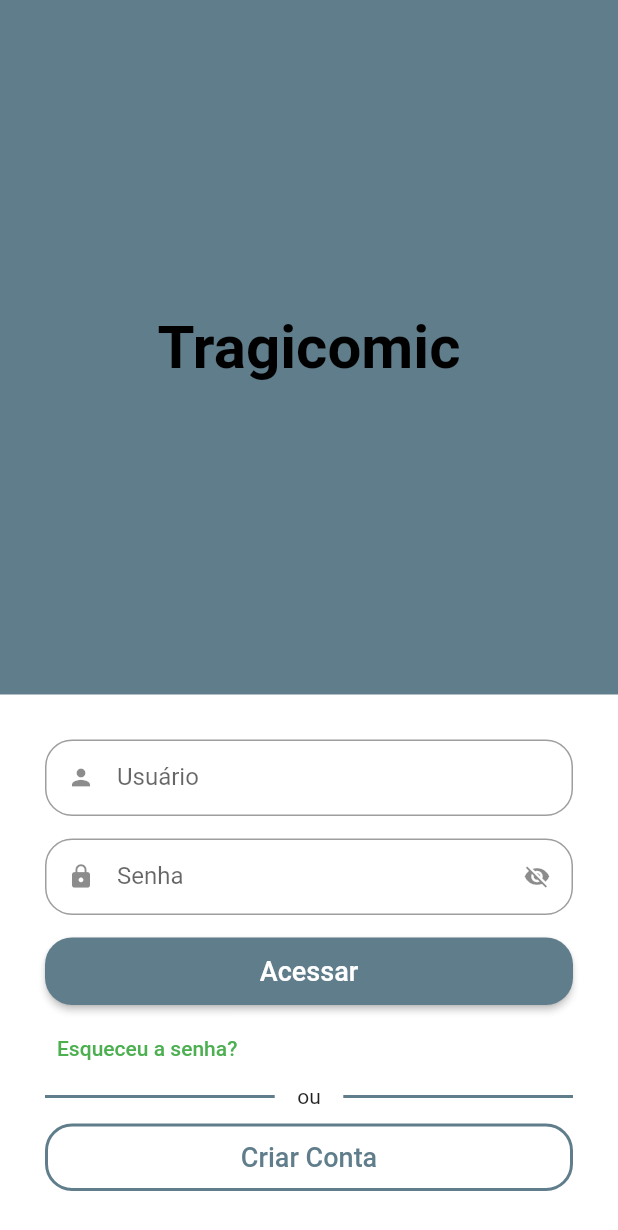
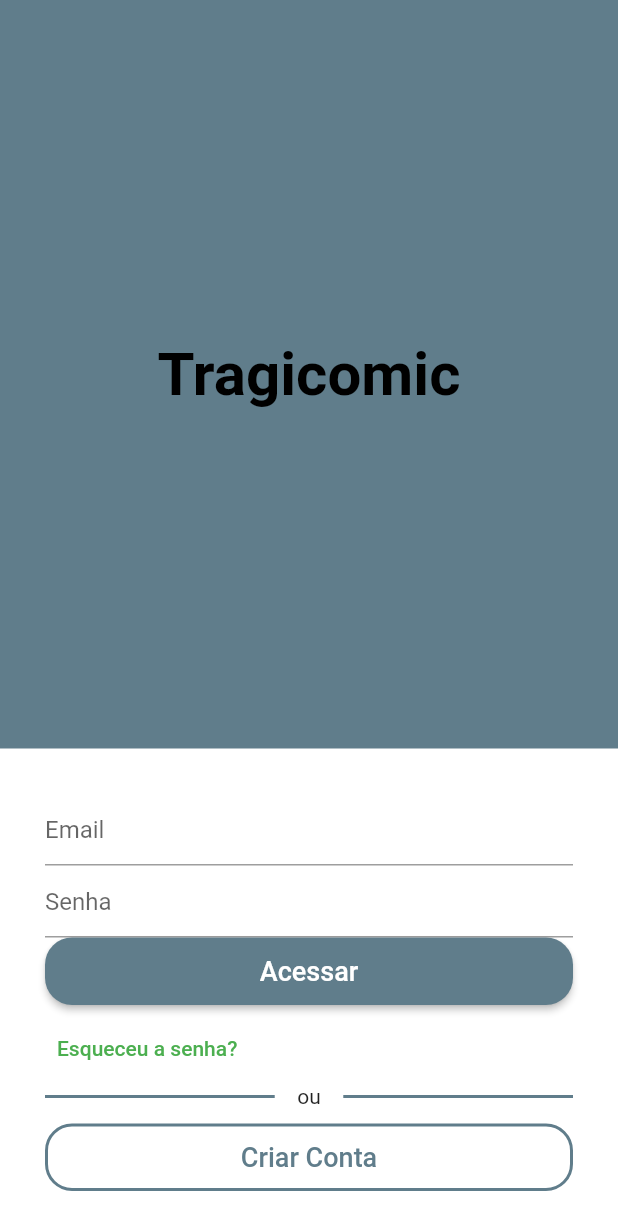
Before and after one commit to epillef1311/Projeto-III, a Flutter app: the screen it shows after launch, on a phone screen of 412 x 824 dp. Shown: the top 1230 px of the screen. Run offline on Flutter 3.47's test engine with Material 2 defaults, Android fonts, the light colour scheme and no system bars; our stand-ins replace firebase_auth, firebase_core, mask_text_input_formatter; accounts and stored records are empty; generated files the repository leaves out were written again.

Commit message:
Add files via upload

```diff
--- a/lib/src/auth/sign_in_screen.dart
+++ b/lib/src/auth/sign_in_screen.dart
@@ -1,8 +1,38 @@
+import 'package:firebase_auth/firebase_auth.dart';
+import 'package:firebase_core/firebase_core.dart';
 import 'package:flutter/material.dart';
 import 'package:tragicomic/src/auth/components/custom_text_field.dart';
 
-class SignInScreen extends StatelessWidget {
-  const SignInScreen({Key? key}) : super(key: key);
+class SignInScreen extends StatefulWidget {
+  SignInScreen({Key? key}) : super(key: key);
+
+  @override
+  State<SignInScreen> createState() => _SignInScreenState();
+}
+
+class _SignInScreenState extends State<SignInScreen> {
+  late final TextEditingController _name;
+  late final TextEditingController _email;
+  late final TextEditingController _password;
+  late final TextEditingController _telefone;
+
+  @override
+  void initState() {
+    _name = TextEditingController();
+    _email = TextEditingController();
+    _password = TextEditingController();
+    _telefone = TextEditingController();
+    super.initState();
+  }
+
+  @override
+  void dispose() {
+    _name.dispose();
+    _email.dispose();
+    _password.dispose();
+    _telefone.dispose();
+    super.dispose();
+  }
 
   @override
   Widget build(BuildContext context) {
@@ -23,10 +53,8 @@ class SignInScreen extends StatelessWidget {
                   child: Column(
                 mainAxisAlignment: MainAxisAlignment.center,
                 children: const [
-
                   //NOME DO APP
-                    Text.rich(
-                      TextSpan(
+                  Text.rich(TextSpan(
                       style: TextStyle(
                         fontSize: 40,
                       ),
@@ -36,15 +64,10 @@ class SignInScreen extends StatelessWidget {
                             style: TextStyle(
                               color: Colors.black,
                               fontWeight: FontWeight.bold,
-                            )
-                          ),
-                        ]
-                      )
-                    ),
-
+                            )),
+                      ])),
                 ],
-                )
-              ),
+              )),
               //O container crescerá ao máximo para acomodoar seus filhos,
               //o  EXPANDED acima irá crescer o máximo que puder sem atraplhar o container;
               Container(
@@ -53,8 +76,7 @@ class SignInScreen extends StatelessWidget {
                   vertical: 30,
                 ),
 
-              decoration: const BoxDecoration(
-                color: Colors.white),
+                decoration: const BoxDecoration(color: Colors.white),
 
                 //Faz a parte branca da tela com cantos arredondados
                 //borderRadius: BorderRadius.vertical(top: Radius.circular(45))),
@@ -64,33 +86,54 @@ class SignInScreen extends StatelessWidget {
                   crossAxisAlignment: CrossAxisAlignment.stretch,
                   children: [
                     //Nome do usuário
-                  const CustomTextField(
-                    icon: Icons.person,
-                    label: 'Usuário',
+                    TextField(
+                      controller: _email,
+                      enableSuggestions: false,
+                      autocorrect: false,
+                      keyboardType: TextInputType.emailAddress,
+                      decoration: const InputDecoration(hintText: 'Email'),
                     ),
 
                     // Senha
-                  const CustomTextField(
-                    icon: Icons.lock,
-                    label: 'Senha',
-                    isSecret: true,
+                    TextField(
+                      controller: _password,
+                      obscureText: true,
+                      enableSuggestions: false,
+                      autocorrect: false,
+                      decoration: const InputDecoration(hintText: 'Senha'),
                     ),
 
                     // BOTÂO PARA ENTRAR
-                  SizedBox (
+                    SizedBox(
                       height: 45,
                       child: ElevatedButton(
                           style: ElevatedButton.styleFrom(
                               shape: RoundedRectangleBorder(
-                          borderRadius: BorderRadius.circular(18),)
-                      ),
-                      onPressed:(){
+                            borderRadius: BorderRadius.circular(18),
+                          )),
+                          onPressed: () async {
+                            final email = _email.text;
+                            final password = _password.text;
+                            try {
+                              final UserCredential = await FirebaseAuth.instance
+                                  .signInWithEmailAndPassword(
+                                      email: email, password: password);
+                              print(UserCredential);
+                            } on FirebaseAuthException catch (e) {
+                              if (e.code == 'user-not-found') {
+                                print('user not found');
+                              } else if (e.code == 'wrong-password') {
+                                print('wrong password');
+                              }
+                            }
                             Navigator.of(context).pushNamed('/inicialScreen');
                           },
-                      child: const
-                      Text('Acessar', style: TextStyle(fontSize: 18,
-                      ),)
+                          child: const Text(
+                            'Acessar',
+                            style: TextStyle(
+                              fontSize: 18,
                             ),
+                          )),
                     ),
 
                     //Esqueceu senha?
@@ -100,8 +143,9 @@ class SignInScreen extends StatelessWidget {
                       child: Padding(
                         padding: const EdgeInsets.only(top: 5),
                         child: TextButton(
-                          onPressed: (){},
-                          child: const Text ('Esqueceu a senha?',
+                          onPressed: () {},
+                          child: const Text(
+                            'Esqueceu a senha?',
                             style: TextStyle(
                               color: Colors.green,
                             ),
@@ -113,9 +157,9 @@ class SignInScreen extends StatelessWidget {
                     // DIVISOR COM 'ou'
                     Padding(
                       padding: const EdgeInsets.only(bottom: 10),
-                    child: Row (
-                      children:const[
-                        Expanded (
+                      child: Row(
+                        children: const [
+                          Expanded(
                             child: Divider(
                               color: Colors.blueGrey,
                               thickness: 2,
@@ -141,19 +185,23 @@ class SignInScreen extends StatelessWidget {
                       child: OutlinedButton(
                         style: OutlinedButton.styleFrom(
                             shape: RoundedRectangleBorder(
-                        borderRadius: BorderRadius.circular(18),),
+                              borderRadius: BorderRadius.circular(18),
+                            ),
                             side: const BorderSide(
                               width: 2,
                               color: Colors.blueGrey,
-                      )
-                    ),
-                    onPressed: (){
+                            )),
+                        onPressed: () {
                           Navigator.of(context).pushNamed('/signUp');
                         },
-                    child: const Text('Criar Conta',
+                        child: const Text(
+                          'Criar Conta',
                           style: TextStyle(
                             fontSize: 18,
-                    ),),),),
+                          ),
+                        ),
+                      ),
+                    ),
                   ],
                 ),
               ),
```
Also changed, not shown: lib/inicial_screen.dart (+18 -4 lines), lib/src/auth/sign_up_screen.dart (+90 -26 lines). Lines whose indentation alone changed are shown as unchanged.
